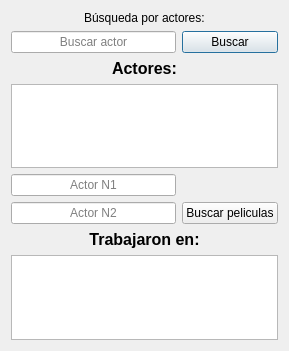
Qt form ui/busqueda_actores.ui (LucasPaladini/buscador_peliculas) before a commit.
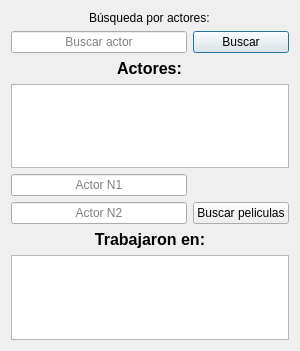
The same form after that commit.

Commit message: Corregido conexión de botones con señales

What changed in the file:
```diff
--- a/ui/busqueda_actores.ui
+++ b/ui/busqueda_actores.ui
@@ -6,7 +6,7 @@
    <rect>
     <x>0</x>
     <y>0</y>
-    <width>289</width>
+    <width>300</width>
     <height>351</height>
    </rect>
   </property>
```
Left out of the diff: 12 changed lines with no effect on the pictures.
